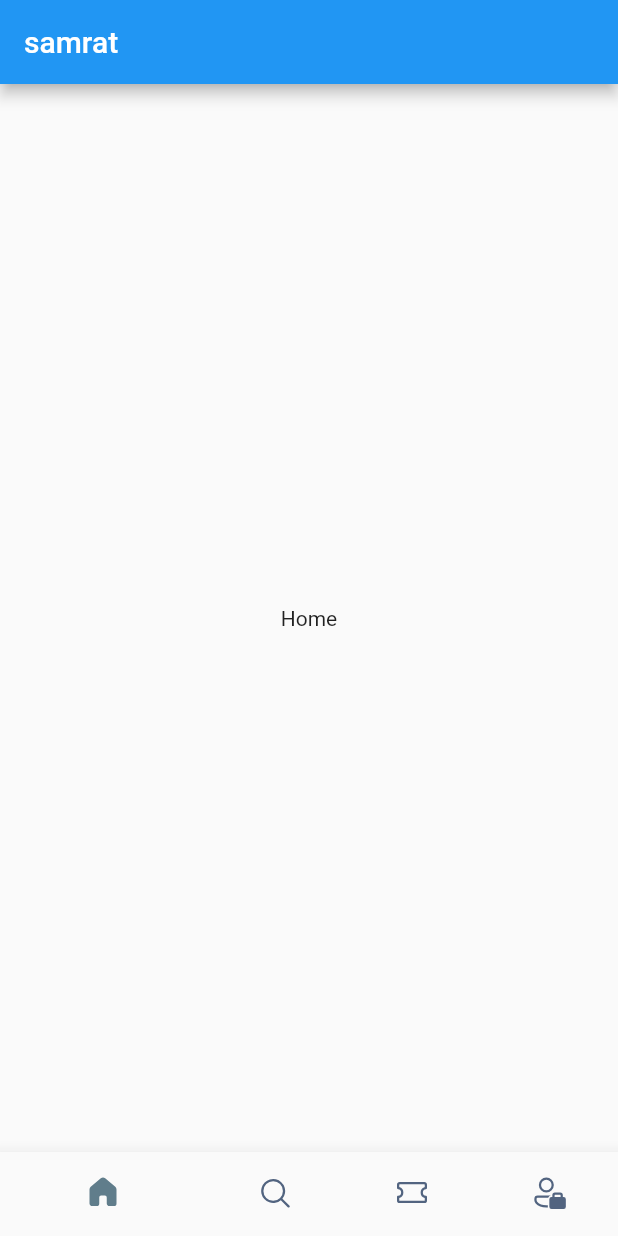
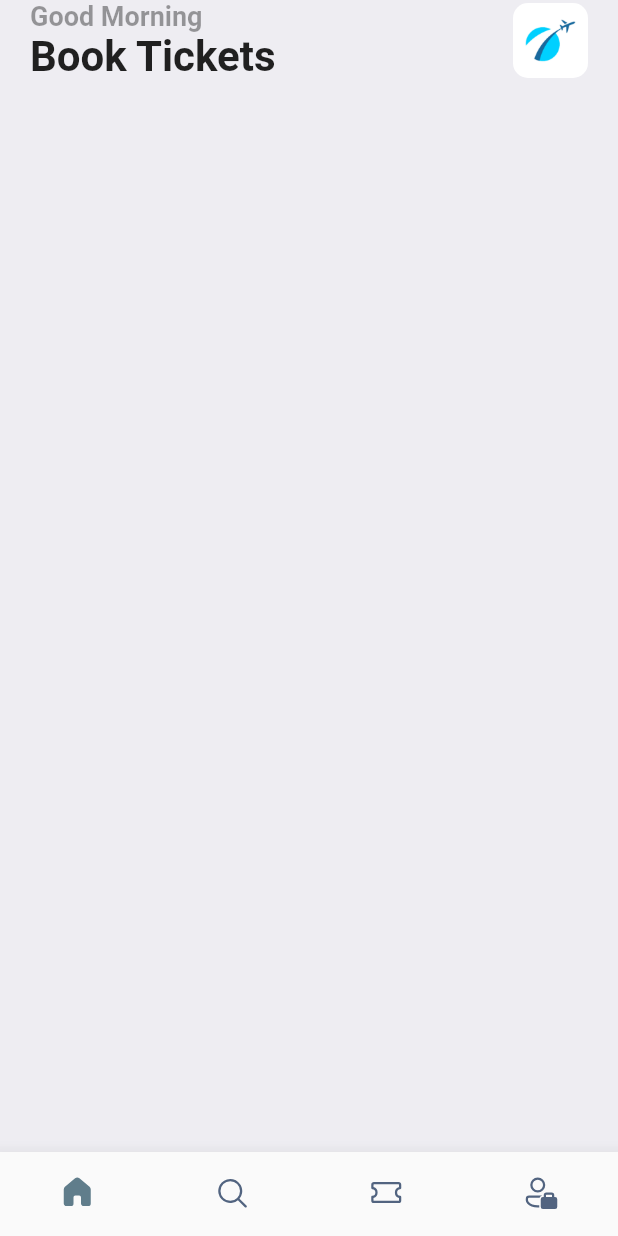
Before and after one commit to its-asaduzzaman/air_ticket_flutter, a Flutter app: the screen it shows after launch, on a phone screen of 412 x 824 dp. Run offline on Flutter 3.47's test engine with Material 2 defaults, Android fonts, the phone set to English and light mode, and no system bars; our stand-ins replace fluentui_icons.

Commit message:
added color and image assets

```diff
--- a/lib/main.dart
+++ b/lib/main.dart
@@ -12,6 +12,7 @@ class MyApp extends StatelessWidget {
   @override
   Widget build(BuildContext context) {
     return MaterialApp(
+      debugShowCheckedModeBanner: false,
       title: 'Flutter Demo',
       theme: ThemeData(
         primarySwatch: Colors.blue,
--- a/lib/screens/bottom_bar.dart
+++ b/lib/screens/bottom_bar.dart
@@ -1,3 +1,4 @@
+import 'package:air_ticket_flutter/screens/home_screen.dart';
 import 'package:fluentui_icons/fluentui_icons.dart';
 import 'package:flutter/material.dart';
 
@@ -11,7 +12,7 @@ class BottomBar extends StatefulWidget {
 class _BottomBarState extends State<BottomBar> {
   int _selectedIndex = 0;
   static final List<Widget> _widgetOption = <Widget>[
-    const Text('Home'),
+    HomeScreen(),
     const Text('Search'),
     const Text('Ticket'),
     const Text('Profile'),
@@ -26,15 +27,13 @@ class _BottomBarState extends State<BottomBar> {
   @override
   Widget build(BuildContext context) {
     return Scaffold(
-      appBar: AppBar(
-        title: const Text('samrat'),
-      ),
       body: Center(
         child: _widgetOption[_selectedIndex],
       ),
       bottomNavigationBar: BottomNavigationBar(
         onTap: _onItemTapped,
         currentIndex: _selectedIndex,
+        type: BottomNavigationBarType.fixed,
         elevation: 10,
         showSelectedLabels: false,
         showUnselectedLabels: false,
--- /dev/null
+++ b/lib/screens/home_screen.dart
@@ -0,0 +1,59 @@
+import 'package:flutter/material.dart';
+
+class HomeScreen extends StatelessWidget {
+  const HomeScreen({Key? key}) : super(key: key);
+
+  @override
+  Widget build(BuildContext context) {
+    return Scaffold(
+      backgroundColor: Color(0xFFeeedf2),
+      body: ListView(
+        children: [
+          Container(
+            padding: EdgeInsets.only(left: 20, right: 20),
+            child: Column(
+              children: [
+                Row(
+                  mainAxisAlignment: MainAxisAlignment.spaceBetween,
+                  children: [
+                    Column(
+                      crossAxisAlignment: CrossAxisAlignment.start,
+                      children: [
+                        Text(
+                          'Good Morning',
+                          style: TextStyle(
+                            fontSize: 18,
+                            color: Colors.black38,
+                            fontWeight: FontWeight.bold,
+                          ),
+                        ),
+                        Text(
+                          'Book Tickets',
+                          style: TextStyle(
+                            fontSize: 28,
+                            fontWeight: FontWeight.bold,
+                          ),
+                        ),
+                      ],
+                    ),
+                    Container(
+                      height: 50,
+                      width: 50,
+                      decoration: BoxDecoration(
+                        borderRadius: BorderRadius.circular(10),
+                        image: DecorationImage(
+                          fit: BoxFit.cover,
+                          image: AssetImage('assets/images/img_1.png'),
+                        ),
+                      ),
+                    ),
+                  ],
+                )
+              ],
+            ),
+          ),
+        ],
+      ),
+    );
+  }
+}
--- /dev/null
+++ b/lib/utils/app_style.dart
@@ -0,0 +1,20 @@
+import 'package:flutter/material.dart';
+
+Color primary = const Color(0xFF687daf);
+
+class Style {
+  static Color primaryColor = primary;
+  static Color textColor = const Color(0xFF3b3b3b);
+  static Color bgColor = const Color(0xFFeeedf2);
+  static Color orangeColor = const Color(0xFF526799);
+  static TextStyle textStyle =
+      TextStyle(fontSize: 16, color: textColor, fontWeight: FontWeight.w500);
+  static TextStyle headLineStyle1 =
+      TextStyle(fontSize: 26, color: textColor, fontWeight: FontWeight.bold);
+  static TextStyle headLineStyle2 =
+      TextStyle(fontSize: 21, color: textColor, fontWeight: FontWeight.bold);
+  static TextStyle headLineStyle3 =
+      TextStyle(fontSize: 17, color: textColor, fontWeight: FontWeight.w500);
+  static TextStyle headLineStyle4 = TextStyle(
+      fontSize: 14, color: Colors.grey.shade500, fontWeight: FontWeight.w500);
+}
--- a/pubspec.yaml
+++ b/pubspec.yaml
@@ -59,8 +59,8 @@ flutter:
   uses-material-design: true
 
   # To add assets to your application, add an assets section, like this:
-  # assets:
-  #   - images/a_dot_burr.jpeg
+  assets:
+    - assets/images/
   #   - images/a_dot_ham.jpeg
 
   # An image asset can refer to one or more resolution-specific "variants", see
```
Also changed, not shown: assets/images/img.png (added), assets/images/img_1.png (added), assets/images/one.png (added), assets/images/sit.jpg (added), assets/images/three.png (added), assets/images/two.png (added), assets/images/visa.png (added).
